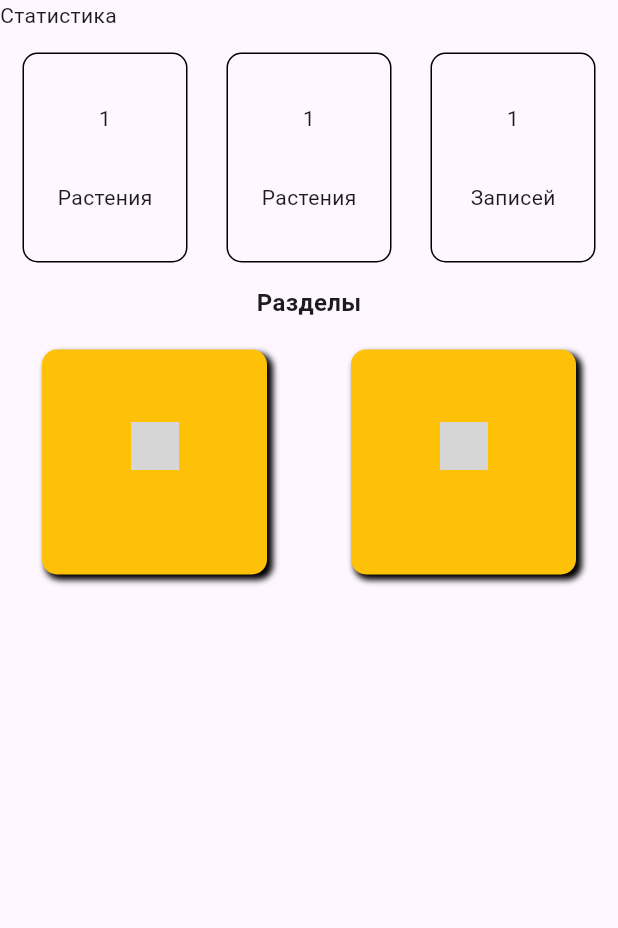
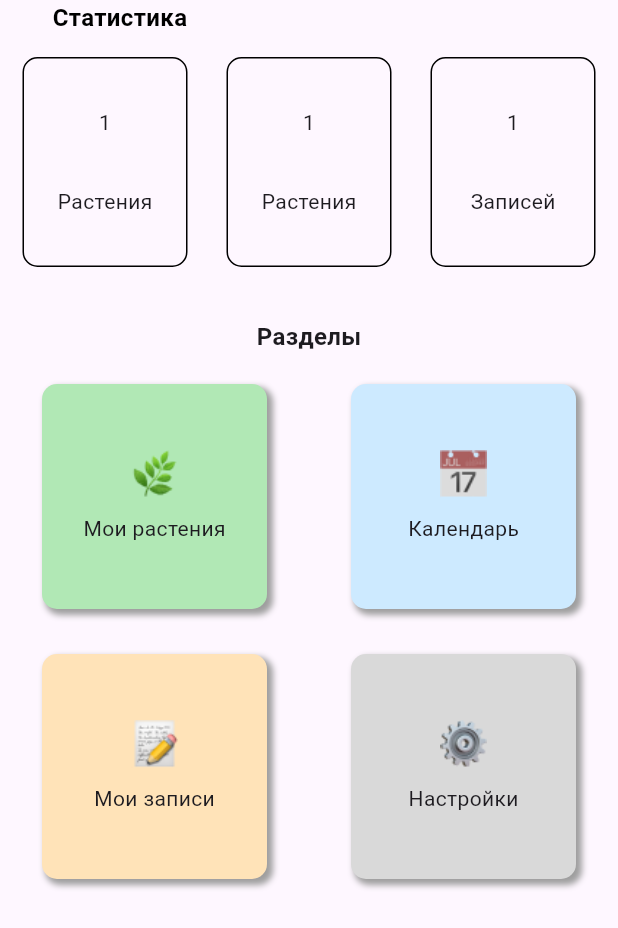
Before and after one commit to Laver33/flutter_plant_pedia, a Flutter app: the ProfileScreen screen opened directly, on a phone screen of 412 x 824 dp. Shown: the top 928 px of the screen. Run offline on Flutter 3.47's test engine with Material 3 defaults, Android fonts, the phone set to English and light mode, and no system bars; our stand-ins replace go_router, google_fonts, stylish_bottom_bar; grey boxes are pictures that could not be loaded.

Commit message:
profile v4 desin sections

```diff
--- a/lib/Style/AppAssets.dart
+++ b/lib/Style/AppAssets.dart
@@ -1,5 +1,8 @@
 abstract class AppAssets {
   static const String basePath = 'lib/assets/';
+
+  // Старт экран
+  static String preImage = '${basePath}images/Pic.png';
 
   // Растения
   static String rose = '${basePath}Plantimg/Rose.png';
@@ -16,4 +19,10 @@ abstract class AppAssets {
   // Категории
   static String outdoor = '${basePath}Categoryimg/Outdoor.png';
   static String room = '${basePath}Categoryimg/Room.png';
+
+  // Разделы в профиле
+  static String calendarImg = '${basePath}images/Calendar.png';
+  static String plantsImg = '${basePath}images/Plants.png';
+  static String recordingImg = '${basePath}images/Recording.png';
+  static String settingsImg = '${basePath}images/Settings.png';
 }
--- a/lib/Style/CastColors.dart
+++ b/lib/Style/CastColors.dart
@@ -13,4 +13,10 @@ class AppColors {
 
   static const Color categoryBgColor = Color.fromARGB(255, 240, 240, 240);
 
+  // Цвета для разделов
+
+  static const Color calendarColor = Color(0xFFCDEAFF);
+  static const Color plantsColor = Color(0xFFB1E8B5);
+  static const Color settingsColor = Color(0xFFD9D9D9);
+  static const Color recordingColor = Color(0xFFFFE3B8);
 }
--- a/lib/Style/String.dart
+++ b/lib/Style/String.dart
@@ -16,6 +16,9 @@ abstract class RuStrings {
 // Страничка: Профиль
   static const Static = 'Статистика';
 
+  // Разделы
+  static const sectionsTitles = ['Мои растения', 'Календарь', 'Мои записи', 'Настройки'];
+
 }
 
 abstract class EnString {
--- a/lib/Widgets/list_ section.dart
+++ b/lib/Widgets/list_ section.dart
@@ -43,7 +43,42 @@ class _ListSectionState extends State<ListSection> {
 
             boxShadow: [
               BoxShadow(
-                color: Colors.black,
+                color: Colors.grey,
+                blurRadius: 3,
+                offset: Offset(3, 3),
+                spreadRadius: 0.5,
+              )
+            ]
+          ),
+          child: Column(
+            mainAxisAlignment: MainAxisAlignment.center,
+
+            children: [
+
+              Image.asset(
+                widget.imageFirst,
+                height: 32,
+                ),
+
+                SizedBox(
+                  height: 10,
+                ),
+
+              Text(widget.titleFirst)
+            ],
+          ),
+        ),
+
+        Container(
+          height: 150,
+          width: 150,
+          decoration: BoxDecoration(
+            borderRadius: BorderRadius.circular(10),
+            color: widget.colorSecond,
+
+            boxShadow: [
+              BoxShadow(
+                color: Colors.grey,
                 blurRadius: 3,
                 offset: Offset(3, 3),
                 spreadRadius: 0.5,
@@ -60,35 +95,8 @@ class _ListSectionState extends State<ListSection> {
                 height: 32,
                 ),
 
-              Text(widget.titleFirst)
-            ],
-          ),
-        ),
-
-        Container(
-          height: 150,
-          width: 150,
-          decoration: BoxDecoration(
-            borderRadius: BorderRadius.circular(10),
-            color: widget.colorFirst,
-
-            boxShadow: [
-              BoxShadow(
-                color: Colors.black,
-                blurRadius: 3,
-                offset: Offset(3, 3),
-                spreadRadius: 0.5,
-              )
-            ]
-          ),
-          child: Column(
-            mainAxisAlignment: MainAxisAlignment.center,
-
-            children: [
-
-              Image.asset(
-                widget.imageSecond,
-                height: 32,
+                SizedBox(
+                  height: 10,
                 ),
 
               Text(widget.titleSecond)
--- a/lib/main.dart
+++ b/lib/main.dart
@@ -1,7 +1,7 @@
 import 'package:flutter/material.dart';
 import 'package:google_fonts/google_fonts.dart';
 import 'package:my_first_app/Widgets/list_category.dart';
-import 'package:my_first_app/category_data.dart';
+import 'package:my_first_app/data/category_data.dart';
 import 'package:my_first_app/pages/ProfileScreen.dart';
 import 'package:my_first_app/Route.dart';
 import 'package:my_first_app/pages/SearchScreen.dart';
--- a/lib/pages/LoadScreen.dart
+++ b/lib/pages/LoadScreen.dart
@@ -1,5 +1,6 @@
 import 'package:flutter/material.dart';
 import 'package:go_router/go_router.dart';
+import 'package:my_first_app/Style/AppAssets.dart';
 import 'package:my_first_app/Style/CastColors.dart';
 import 'package:my_first_app/Style/String.dart';
 
@@ -11,7 +12,6 @@ class LoadScreen extends StatefulWidget {
 }
 
 class _LoadScreenState extends State<LoadScreen> {
-  final String preImages = 'lib/assets/images/Pic.png';
 
   @override
   Widget build(BuildContext context) {
@@ -27,7 +27,7 @@ class _LoadScreenState extends State<LoadScreen> {
 
                 Center(
                   child: Container(
-                    child: Image.asset(preImages),
+                    child: Image.asset(AppAssets.preImage),
                   ),
                 ),
                 const SizedBox(height: 20),
--- a/lib/pages/ProfileScreen.dart
+++ b/lib/pages/ProfileScreen.dart
@@ -1,4 +1,6 @@
 import 'package:flutter/material.dart';
+import 'package:my_first_app/Style/AppAssets.dart';
+import 'package:my_first_app/Style/CastColors.dart';
 import 'package:my_first_app/Style/String.dart';
 import 'package:my_first_app/Widgets/list_%20section.dart';
 import 'package:my_first_app/Widgets/list_stats.dart';
@@ -19,7 +21,17 @@ class _ProfileScreenState extends State<ProfileScreen> {
           children: [
             Row(
               children: [
-                Text(RuStrings.Static)
+                Padding(
+
+                  padding: const EdgeInsets.fromLTRB(35, 0, 0, 0),
+                  child: Text(RuStrings.Static,
+                  style: TextStyle(
+                    color: Colors.black,
+                    fontWeight: FontWeight.w600,
+                    fontSize: 16
+                  ),
+                  ),
+                )
               ],
             ),
 
@@ -48,26 +60,39 @@ class _ProfileScreenState extends State<ProfileScreen> {
               ),
             ),
 
-            Center(
-              child: Text('Разделы', style: TextStyle(
-                fontWeight: FontWeight.w600,
-                fontSize: 16
-              ),
+            Padding(
+              padding: const EdgeInsets.all(20),
+              child: Center(
+                child: Text('Разделы', style: TextStyle(
+                  fontWeight: FontWeight.w600,
+                  fontSize: 16
+                ),
+                ),
               ),
             ),
 
+            ListSection(
+              titleFirst: RuStrings.sectionsTitles[0],
+              imageFirst: AppAssets.plantsImg,
+              colorFirst: AppColors.plantsColor,
+
+              titleSecond: RuStrings.sectionsTitles[1],
+              imageSecond: AppAssets.calendarImg,
+              colorSecond: AppColors.calendarColor,
+            ),
+
             SizedBox(
-              height: 20,
+              height: 30,
             ),
 
             ListSection(
-              titleFirst: '',
-              imageFirst: '',
-              colorFirst: Colors.amber,
+              titleFirst: RuStrings.sectionsTitles[2],
+              imageFirst: AppAssets.recordingImg,
+              colorFirst: AppColors.recordingColor,
 
-              titleSecond: '',
-              imageSecond: '',
-              colorSecond: Colors.amber,
+              titleSecond: RuStrings.sectionsTitles[3],
+              imageSecond: AppAssets.settingsImg,
+              colorSecond: AppColors.settingsColor,
             )
 
           ],
--- a/pubspec.yaml
+++ b/pubspec.yaml
@@ -63,7 +63,7 @@ flutter:
 
   # To add assets to your application, add an assets section, like this:
   assets:
-    - lib/assets/
+    - lib/assets/images/
     - lib/assets/Plantimg/
     - lib/assets/Categoryimg/
 
```
Also changed, not shown: lib/assets/images/Calendar.png (added), lib/assets/images/Plants.png (added), lib/assets/images/Recording.png (added), lib/assets/images/Settings.png (added), lib/data/category_data.dart (renamed from lib/category_data.dart).
